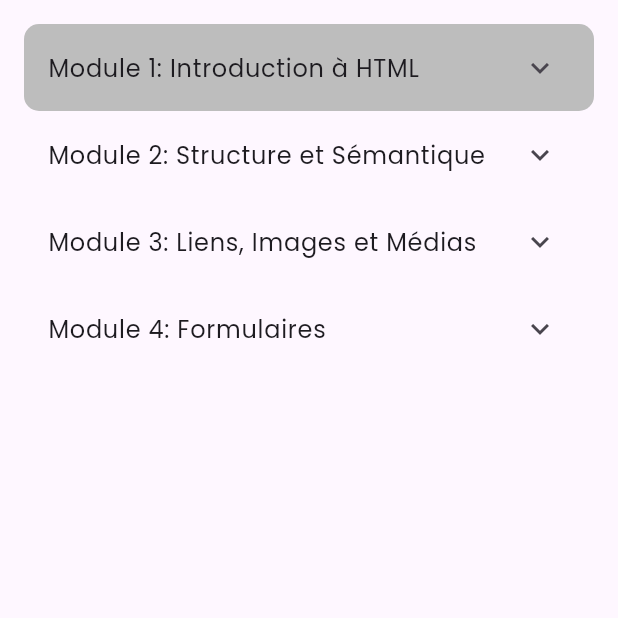
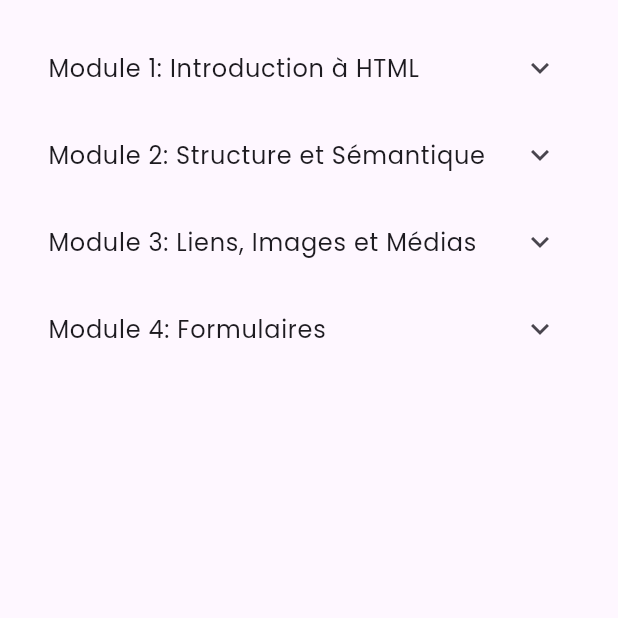
Before and after one commit to Godisouleymane/Nerd-app, a Flutter app: the ScreenHtml screen opened directly, on a phone screen of 412 x 824 dp, the top half of it. Run offline on Flutter 3.47's test engine with Material 3 defaults, Android fonts, the phone set to English and light mode, and no system bars; our stand-ins replace cloud_firestore, firebase_auth, firebase_core, flutter_svg, google_fonts, google_sign_in and 1 more; missing offline and left inert: dev_icons; accounts and stored records are empty.

```diff
--- a/lib/views/parcours/html.dart
+++ b/lib/views/parcours/html.dart
@@ -26,7 +26,6 @@ class _HTMLViewState extends State<HTMLView> {
   @override
   Widget build(BuildContext context) {
     final User? user = Provider.of<User?>(context);
-
     return Scaffold(
       body: CustomScrollView(
         slivers: <Widget>[
--- a/lib/views/parcours/screenHTML.dart
+++ b/lib/views/parcours/screenHTML.dart
@@ -17,12 +17,7 @@ class _ScreenHtmlState extends State<ScreenHtml> {
           child: Column(
             crossAxisAlignment: CrossAxisAlignment.stretch,
             children: [
-              Container(
-                decoration: BoxDecoration(
-                  borderRadius: BorderRadius.circular(10),
-                  color: Colors.grey.shade400
-                ),
-                child: CourseModule(
+              CourseModule(
                 moduleName: 'Module 1: Introduction à HTML',
                 courses: const [
                   'Comprendre les bases du HTML',
@@ -30,7 +25,6 @@ class _ScreenHtmlState extends State<ScreenHtml> {
                   'Les éléments et balises HTML les plus courants',
                   'Syntaxe de base HTML',
                 ],
-                ),
               ),
               CourseModule(moduleName: 'Module 2: Structure et Sémantique', courses: [],),
               CourseModule(moduleName: 'Module 3: Liens, Images et Médias', courses: [],),
```
Lines whose indentation alone changed are shown as unchanged.
